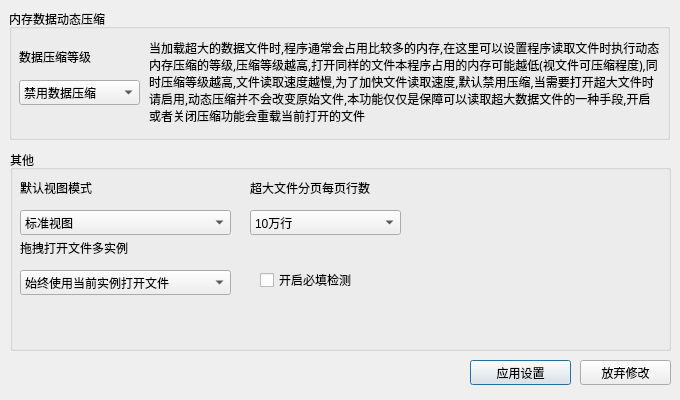
This is src/dialogpreference.ui in cnldw/FinanceFileReader as Qt 5 draws it before an edit. The edited form follows.
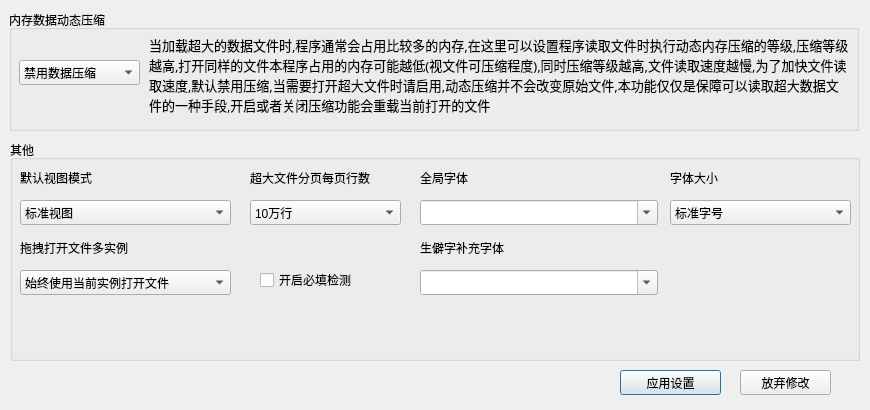
This is the edited form.

```diff
--- a/src/dialogpreference.ui
+++ b/src/dialogpreference.ui
@@ -6,20 +6,20 @@
    <rect>
     <x>0</x>
     <y>0</y>
-    <width>680</width>
-    <height>400</height>
+    <width>870</width>
+    <height>410</height>
    </rect>
   </property>
   <property name="minimumSize">
    <size>
-    <width>680</width>
-    <height>400</height>
+    <width>870</width>
+    <height>410</height>
    </size>
   </property>
   <property name="maximumSize">
    <size>
-    <width>680</width>
-    <height>400</height>
+    <width>870</width>
+    <height>410</height>
    </size>
   </property>
   <property name="windowTitle">
@@ -29,11 +29,23 @@
    <property name="geometry">
     <rect>
      <x>9</x>
-     <y>9</y>
-     <width>661</width>
-     <height>131</height>
+     <y>10</y>
+     <width>850</width>
+     <height>121</height>
     </rect>
    </property>
+   <property name="minimumSize">
+    <size>
+     <width>850</width>
+     <height>0</height>
+    </size>
+   </property>
+   <property name="maximumSize">
+    <size>
+     <width>850</width>
+     <height>16777215</height>
+    </size>
+   </property>
    <property name="title">
     <string>内存数据动态压缩</string>
    </property>
@@ -41,7 +53,7 @@
     <property name="geometry">
      <rect>
       <x>10</x>
-      <y>71</y>
+      <y>50</y>
       <width>121</width>
       <height>25</height>
      </rect>
@@ -75,39 +87,38 @@
      </property>
     </item>
    </widget>
-   <widget class="QLabel" name="label">
-    <property name="geometry">
-     <rect>
-      <x>10</x>
-      <y>40</y>
-      <width>91</width>
-      <height>16</height>
-     </rect>
-    </property>
-    <property name="text">
-     <string>数据压缩等级</string>
-    </property>
-   </widget>
    <widget class="QLabel" name="label_2">
     <property name="geometry">
      <rect>
       <x>140</x>
-      <y>30</y>
-      <width>511</width>
-      <height>91</height>
+      <y>20</y>
+      <width>700</width>
+      <height>90</height>
      </rect>
     </property>
+    <property name="minimumSize">
+     <size>
+      <width>700</width>
+      <height>90</height>
+     </size>
+    </property>
+    <property name="maximumSize">
+     <size>
+      <width>700</width>
+      <height>90</height>
+     </size>
+    </property>
     <property name="font">
      <font>
-      <family>Agency FB</family>
-      <pointsize>9</pointsize>
+      <family>Microsoft YaHei</family>
+      <pointsize>10</pointsize>
      </font>
     </property>
     <property name="text">
      <string>当加载超大的数据文件时,程序通常会占用比较多的内存,在这里可以设置程序读取文件时执行动态内存压缩的等级,压缩等级越高,打开同样的文件本程序占用的内存可能越低(视文件可压缩程度),同时压缩等级越高,文件读取速度越慢,为了加快文件读取速度,默认禁用压缩,当需要打开超大文件时请启用,动态压缩并不会改变原始文件,本功能仅仅是保障可以读取超大数据文件的一种手段,开启或者关闭压缩功能会重载当前打开的文件</string>
     </property>
     <property name="alignment">
-     <set>Qt::AlignLeading|Qt::AlignLeft|Qt::AlignTop</set>
+     <set>Qt::AlignLeading|Qt::AlignLeft|Qt::AlignVCenter</set>
     </property>
     <property name="wordWrap">
      <bool>true</bool>
@@ -118,11 +129,23 @@
    <property name="geometry">
     <rect>
      <x>10</x>
-     <y>150</y>
-     <width>661</width>
-     <height>201</height>
+     <y>140</y>
+     <width>850</width>
+     <height>221</height>
     </rect>
    </property>
+   <property name="minimumSize">
+    <size>
+     <width>850</width>
+     <height>0</height>
+    </size>
+   </property>
+   <property name="maximumSize">
+    <size>
+     <width>850</width>
+     <height>16777215</height>
+    </size>
+   </property>
    <property name="title">
     <string>其他</string>
    </property>
@@ -169,7 +192,7 @@
     <property name="geometry">
      <rect>
       <x>10</x>
-      <y>90</y>
+      <y>100</y>
       <width>171</width>
       <height>16</height>
      </rect>
@@ -182,7 +205,7 @@
     <property name="geometry">
      <rect>
       <x>10</x>
-      <y>120</y>
+      <y>130</y>
       <width>211</width>
       <height>25</height>
      </rect>
@@ -267,7 +290,7 @@
     <property name="geometry">
      <rect>
       <x>250</x>
-      <y>120</y>
+      <y>130</y>
       <width>131</width>
       <height>20</height>
      </rect>
@@ -276,12 +299,129 @@
      <string>开启必填检测</string>
     </property>
    </widget>
+   <widget class="QLabel" name="label_6">
+    <property name="geometry">
+     <rect>
+      <x>410</x>
+      <y>100</y>
+      <width>171</width>
+      <height>16</height>
+     </rect>
+    </property>
+    <property name="toolTip">
+     <string>&lt;html&gt;&lt;head/&gt;&lt;body&gt;&lt;p&gt;&lt;br/&gt;&lt;/p&gt;&lt;/body&gt;&lt;/html&gt;</string>
+    </property>
+    <property name="text">
+     <string>生僻字补充字体</string>
+    </property>
+   </widget>
+   <widget class="QFontComboBox" name="fontComboBox">
+    <property name="geometry">
+     <rect>
+      <x>410</x>
+      <y>130</y>
+      <width>238</width>
+      <height>25</height>
+     </rect>
+    </property>
+    <property name="focusPolicy">
+     <enum>Qt::NoFocus</enum>
+    </property>
+    <property name="toolTip">
+     <string>&lt;html&gt;&lt;head/&gt;&lt;body&gt;&lt;p&gt;如果设置全局字体后生僻字显示异常,可以安装字体到操作系统后在这里选择一个补充字体&lt;/p&gt;&lt;p&gt;请注意1：如果你选择的字体没有生僻字字形，则生僻字依然可能显示为方块或者不显示该字符&lt;/p&gt;&lt;p&gt;请注意2：默认情况下只有全局字体不包含的字才会调用该字体显示，如需全局配置使用某字体，请设置全局字体&lt;br/&gt;&lt;/p&gt;&lt;/body&gt;&lt;/html&gt;</string>
+    </property>
+    <property name="currentText">
+     <string/>
+    </property>
+   </widget>
+   <widget class="QFontComboBox" name="fontComboBox_2">
+    <property name="geometry">
+     <rect>
+      <x>410</x>
+      <y>60</y>
+      <width>238</width>
+      <height>25</height>
+     </rect>
+    </property>
+    <property name="focusPolicy">
+     <enum>Qt::NoFocus</enum>
+    </property>
+    <property name="toolTip">
+     <string>&lt;html&gt;&lt;head/&gt;&lt;body&gt;&lt;p&gt;如非必要，无需配置该选项，此处选择的字体会作用于整个软件界面&lt;/p&gt;&lt;p&gt;在未配置的情况下，Windows默认使用“微软雅黑”字体，macOS默认使用“萍方”字体，Linux默认使用“文泉驿正黑”字体&lt;/p&gt;&lt;/body&gt;&lt;/html&gt;</string>
+    </property>
+    <property name="currentText">
+     <string/>
+    </property>
+   </widget>
+   <widget class="QLabel" name="label_7">
+    <property name="geometry">
+     <rect>
+      <x>410</x>
+      <y>30</y>
+      <width>171</width>
+      <height>16</height>
+     </rect>
+    </property>
+    <property name="toolTip">
+     <string>&lt;html&gt;&lt;head/&gt;&lt;body&gt;&lt;p&gt;&lt;br/&gt;&lt;/p&gt;&lt;/body&gt;&lt;/html&gt;</string>
+    </property>
+    <property name="text">
+     <string>全局字体</string>
+    </property>
+   </widget>
+   <widget class="QLabel" name="label_8">
+    <property name="geometry">
+     <rect>
+      <x>660</x>
+      <y>30</y>
+      <width>171</width>
+      <height>16</height>
+     </rect>
+    </property>
+    <property name="toolTip">
+     <string>&lt;html&gt;&lt;head/&gt;&lt;body&gt;&lt;p&gt;&lt;br/&gt;&lt;/p&gt;&lt;/body&gt;&lt;/html&gt;</string>
+    </property>
+    <property name="text">
+     <string>字体大小</string>
+    </property>
+   </widget>
+   <widget class="QComboBox" name="comboBox_5">
+    <property name="geometry">
+     <rect>
+      <x>660</x>
+      <y>60</y>
+      <width>181</width>
+      <height>25</height>
+     </rect>
+    </property>
+    <property name="focusPolicy">
+     <enum>Qt::NoFocus</enum>
+    </property>
+    <property name="toolTip">
+     <string>&lt;html&gt;&lt;head/&gt;&lt;body&gt;&lt;p&gt;在这里选择程序打开时默认的视图模式&lt;/p&gt;&lt;/body&gt;&lt;/html&gt;</string>
+    </property>
+    <item>
+     <property name="text">
+      <string>标准字号</string>
+     </property>
+    </item>
+    <item>
+     <property name="text">
+      <string>较大字号</string>
+     </property>
+    </item>
+    <item>
+     <property name="text">
+      <string>更大字号</string>
+     </property>
+    </item>
+   </widget>
   </widget>
   <widget class="QPushButton" name="pushButton">
    <property name="geometry">
     <rect>
-     <x>470</x>
-     <y>360</y>
+     <x>620</x>
+     <y>370</y>
      <width>101</width>
      <height>25</height>
     </rect>
@@ -293,8 +433,8 @@
   <widget class="QPushButton" name="pushButton_2">
    <property name="geometry">
     <rect>
-     <x>580</x>
-     <y>360</y>
+     <x>740</x>
+     <y>370</y>
      <width>91</width>
      <height>25</height>
     </rect>
```
